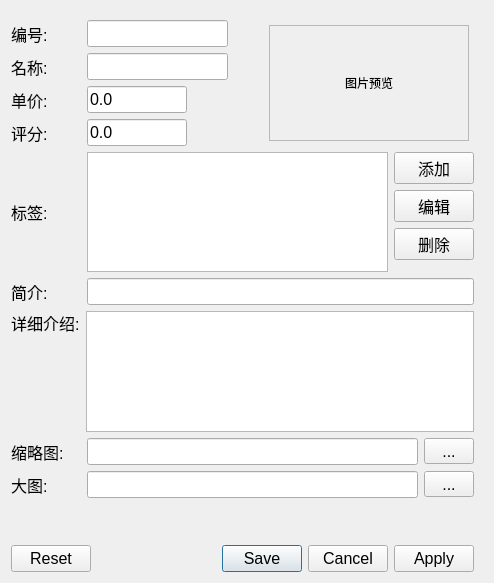
Before: the Qt Designer form cbserver/CBServerMonitor/dishinfodialog.ui in raidenawkward/cbqt, drawn with Qt 5.
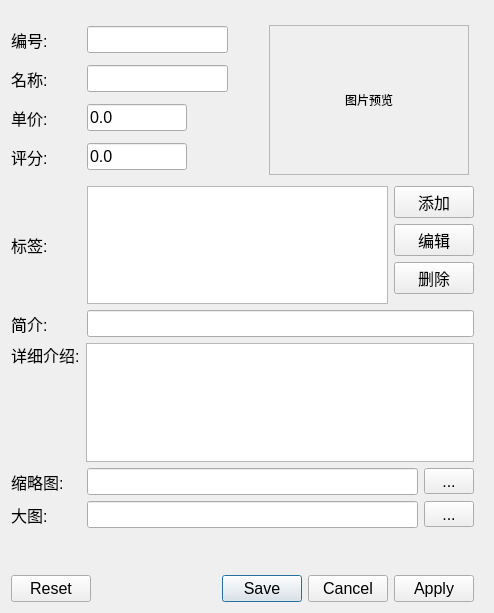
After: the same form once the commit is applied.

Commit message:
cbserver: dishinfodialog improved
modified: size of preview image label fixed;

Patch:
```diff
--- a/cbserver/CBServerMonitor/dishinfodialog.ui
+++ b/cbserver/CBServerMonitor/dishinfodialog.ui
@@ -7,7 +7,7 @@
     <x>0</x>
     <y>0</y>
     <width>494</width>
-    <height>583</height>
+    <height>613</height>
    </rect>
   </property>
   <property name="windowTitle">
@@ -264,7 +264,13 @@
            <property name="minimumSize">
             <size>
              <width>200</width>
-             <height>0</height>
+             <height>150</height>
+            </size>
+           </property>
+           <property name="maximumSize">
+            <size>
+             <width>200</width>
+             <height>150</height>
             </size>
            </property>
            <property name="frameShape">
```
The commit also changes 1 other file.
